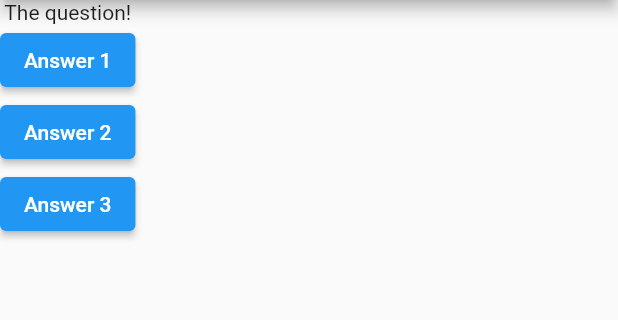
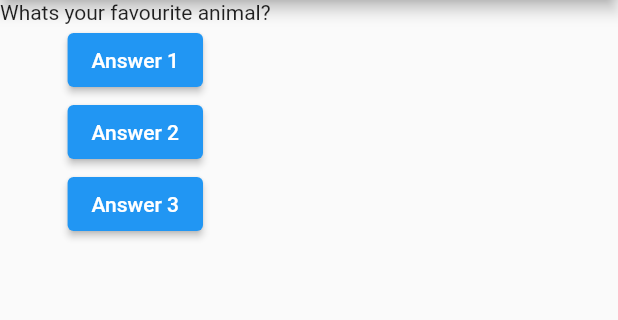
Before and after one commit to kmjaman/flutter-app, a Flutter app: the screen it shows after launch, after a tap on "Answer 1", on a phone screen of 412 x 824 dp, the part 84-404 px from its top. Run offline on Flutter 3.47's test engine with Material 2 defaults, Android fonts, the phone set to English and light mode, and no system bars.

```diff
--- a/lib/main.dart
+++ b/lib/main.dart
@@ -3,16 +3,34 @@ import 'package:flutter/material.dart';
 void main() => runApp(MyApp());
 
 
-class MyApp extends StatelessWidget {
+class MyApp extends StatefulWidget {
+
+  @override
+  State<StatefulWidget> createState() {
+    // TODO: implement createState
+    return MyAppState();
+  }
+
+
+}
+
+class MyAppState extends State<MyApp> {
+
+
+  var questionIndex = 0;
 
   void answerQuestion(){
-    print('Answer Chosen!');
+    setState(() {
+      questionIndex = questionIndex + 1;
+    });
+    print(questionIndex);
   }
+
   @override
   Widget build(BuildContext context) {
     var questions = [
-      'What\s your favourite color',
-      'What\s your favourite animal',
+      'What\s your favourite color?',
+      'What\s your favourite animal?',
     ];
     return MaterialApp(
       home: Scaffold(
@@ -21,7 +39,9 @@ class MyApp extends StatelessWidget {
           ),
           body: Column(
             children: [
-              Text('The question!'),
+              Text(
+                questions[questionIndex],
+              ),
               ElevatedButton(
                 child: Text('Answer 1'),
                 onPressed: answerQuestion,
```
